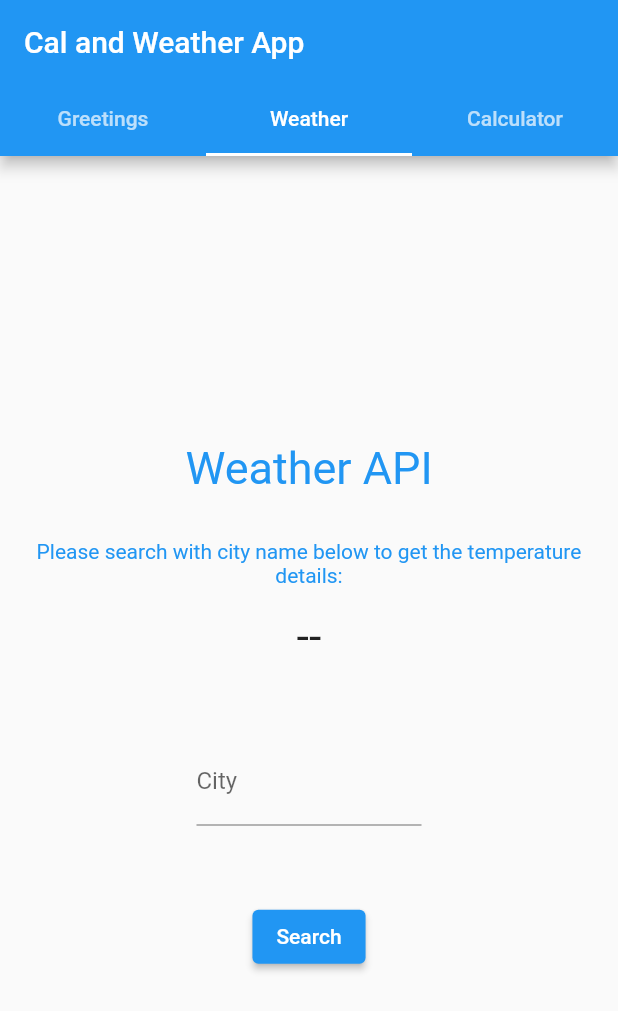
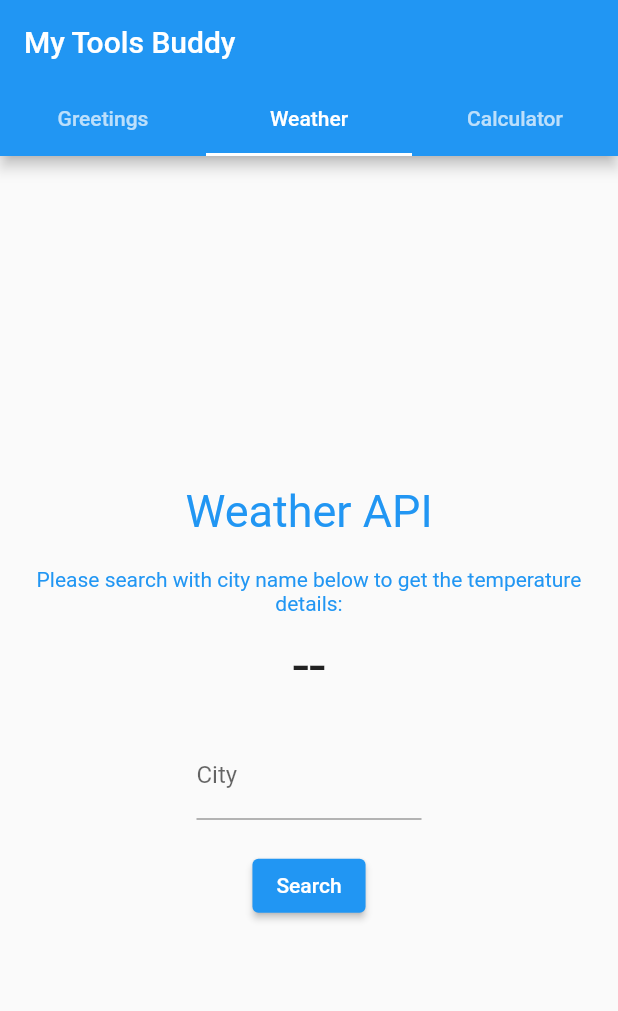
Before and after one commit to LakmaliPalihakkara/MDEV1005_Assignment4, a Flutter app: the screen it shows after launch, tab 2 chosen, on a phone screen of 412 x 824 dp. Shown: the top 1011 px of the screen. Run offline on Flutter 3.47's test engine with Material 2 defaults, Android fonts, the phone set to English and light mode, and no system bars; our stand-ins replace math_expressions.

Commit message:
Changed app name

```diff
--- a/lib/main.dart
+++ b/lib/main.dart
@@ -44,7 +44,7 @@ class _MyStatefulWidgetState extends State<MyStatefulWidget>
   Widget build(BuildContext context) {
     return Scaffold(
       appBar: AppBar(
-        title: const Text('Cal and Weather App'),
+        title: const Text('My Tools Buddy'),
         bottom: TabBar(
           controller: _tabController,
           tabs: const <Widget>[
--- a/lib/weather_display.dart
+++ b/lib/weather_display.dart
@@ -22,12 +22,12 @@ final _cityTextController = TextEditingController();
         Column(
           children: [
             Padding(
-                padding: EdgeInsets.all(15),
+                padding: EdgeInsets.all(10),
                 child: Text('Weather API',
-                    style: TextStyle(fontSize: 30,color: Colors.blue)
+                    style: TextStyle(fontSize: 30,color: Colors.blue),
                 )),
             Padding(
-                padding: EdgeInsets.all(15),
+                padding: EdgeInsets.all(10),
                 child:
                 Text('Please search with city name below to get the temperature details:',
                     style: TextStyle(color: Colors.blue),
@@ -42,12 +42,14 @@ final _cityTextController = TextEditingController();
               Image.network(_response!.iconUrl),
               Text(
                 '${_response!.tempInfo.temperature}° F',
-                style: TextStyle(fontSize: 40),
+                style: TextStyle(fontSize: 30),
               ),
-              Text(_response!.weatherInfo.description),
+              Text(_response!.weatherInfo.description,
+                style: TextStyle(fontSize: 13)),
 
               Text(
                 'Feels like ${_response!.tempInfo.feelsLikeTemp}° F',
+    style: TextStyle(fontSize: 13)
               )
 
             ],
@@ -57,12 +59,12 @@ final _cityTextController = TextEditingController();
           Column(
             children: [
               Text('--',
-                style: TextStyle(fontSize: 30),)
+                style: TextStyle(fontSize: 40),)
             ],
           ),
 
         Padding(
-          padding: EdgeInsets.symmetric(vertical: 50),
+          padding: EdgeInsets.symmetric(vertical: 20),
           child: SizedBox(
             width: 150,
             child: TextField(
```
